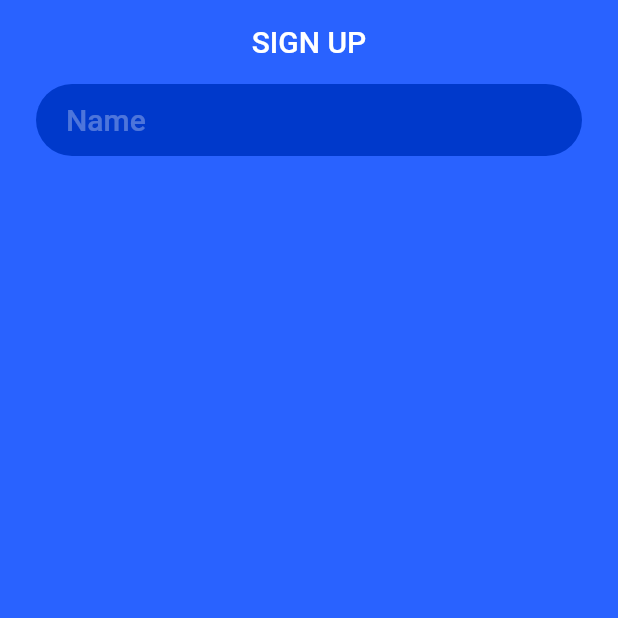
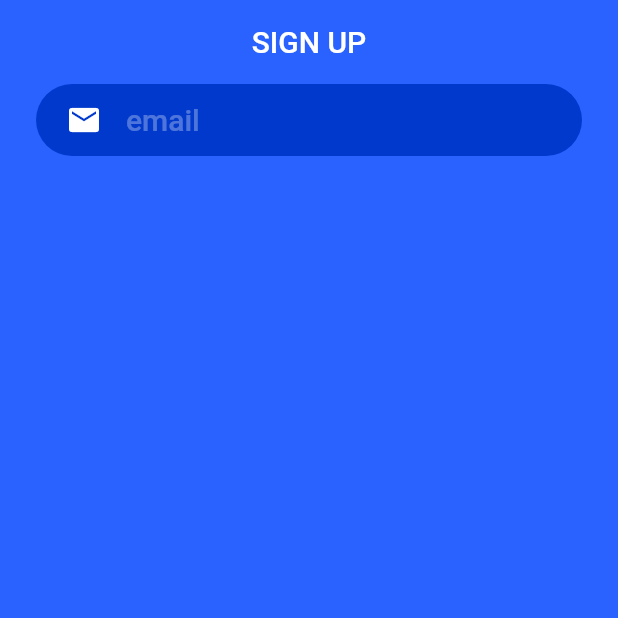
Before and after one commit to simonpojok/ideal, a Flutter app: the screen it shows after launch, on a phone screen of 412 x 824 dp, the top half of it. Run offline on Flutter 3.47's test engine with Material 2 defaults, Android fonts, the phone set to English and light mode, and no system bars; our stand-ins replace firebase_auth, firebase_core; accounts and stored records are empty.

Commit message:
creating the text input fields for data

```diff
--- a/lib/screens/signup/signup_screen.dart
+++ b/lib/screens/signup/signup_screen.dart
@@ -14,15 +14,12 @@ class SignUpScreen extends StatefulWidget {
 class _SignUpScreenState extends State<SignUpScreen> {
   late SignUpBloc _signUpBloc;
 
-
   @override
   void initState() {
     super.initState();
-    _signUpBloc = SignUpBloc(
-        authenticationService: FirebaseAuthenticationService()
-    );
+    _signUpBloc =
+        SignUpBloc(authenticationService: FirebaseAuthenticationService());
   }
-
 
   @override
   void dispose() {
@@ -44,7 +41,12 @@ class _SignUpScreenState extends State<SignUpScreen> {
         child: Column(
           crossAxisAlignment: CrossAxisAlignment.start,
           children: [
-            EditText(stream: _signUpBloc.email, sink: _signUpBloc.emailChanged)
+            EditText(
+              hintText: 'email',
+              stream: _signUpBloc.email,
+              sink: _signUpBloc.emailChanged,
+              iconData: Icons.email,
+            )
           ],
         ),
       ),
@@ -55,7 +57,17 @@ class _SignUpScreenState extends State<SignUpScreen> {
 class EditText extends StatelessWidget {
   final Stream stream;
   final Sink sink;
-  const EditText({Key? key, required this.stream, required this.sink}) : super(key: key);
+  final String hintText;
+  final IconData iconData;
+  final bool obscureText;
+  const EditText(
+      {Key? key,
+      required this.stream,
+      required this.sink,
+      required this.hintText,
+      required this.iconData,
+      this.obscureText = false})
+      : super(key: key);
 
   @override
   Widget build(BuildContext context) {
@@ -67,36 +79,45 @@ class EditText extends StatelessWidget {
               crossAxisAlignment: CrossAxisAlignment.start,
               children: [
                 Container(
-                  padding: EdgeInsets.symmetric(horizontal: 20),
+                  padding: EdgeInsets.only(left: 20, right: 10),
                   decoration: BoxDecoration(
                       color: kPrimaryDarkColor,
-                      borderRadius: BorderRadius.circular(25)
-                  ),
+                      borderRadius: BorderRadius.circular(25)),
                   child: TextFormField(
                     decoration: InputDecoration(
-                      hintText: 'Name',
+                      icon: Icon(
+                        iconData,
+                        color: Colors.white,
+                      ),
+                      hintText: hintText,
                       border: InputBorder.none,
-                      hintStyle: Theme.of(context).textTheme.headline6!.copyWith(
-                          color: kPrimaryTextColor.withOpacity(.3)
-                      ),
+                      hintStyle: Theme.of(context)
+                          .textTheme
+                          .headline6!
+                          .copyWith(color: kPrimaryTextColor.withOpacity(.3)),
                     ),
-                    style: Theme.of(context).textTheme.headline6!.copyWith(
-                        color: kPrimaryTextColor
-                    ),
+                    style: Theme.of(context)
+                        .textTheme
+                        .headline6!
+                        .copyWith(color: kPrimaryTextColor),
                     onChanged: sink.add,
+                    obscureText: obscureText,
                   ),
                 ),
-                if(snapshot.error != null)
+                if (snapshot.error != null)
                   Padding(
                     padding: const EdgeInsets.only(left: 20, top: 5),
-                    child: Text(snapshot.error.toString(), style: Theme.of(context).textTheme.caption!.copyWith(
-                        color: Colors.red.shade300
-                    ),),
+                    child: Text(
+                      snapshot.error.toString(),
+                      style: Theme.of(context)
+                          .textTheme
+                          .caption!
+                          .copyWith(color: Colors.red.shade300),
+                    ),
                   )
               ],
             ),
           );
-        }
-    );
+        });
   }
 }
```
